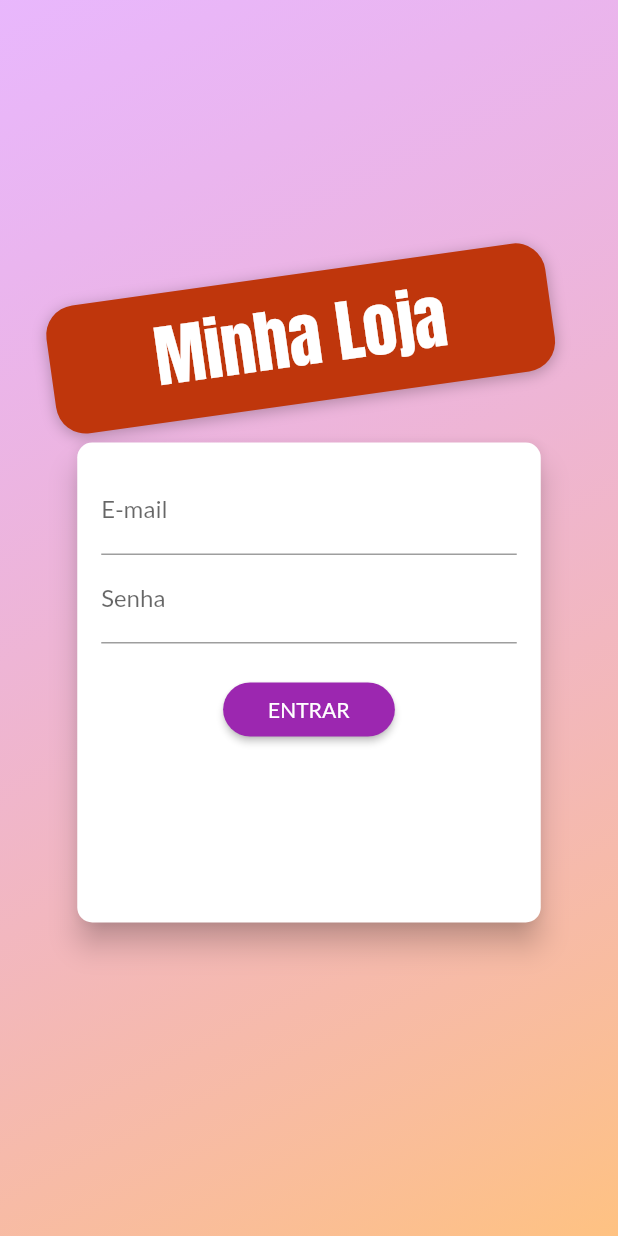
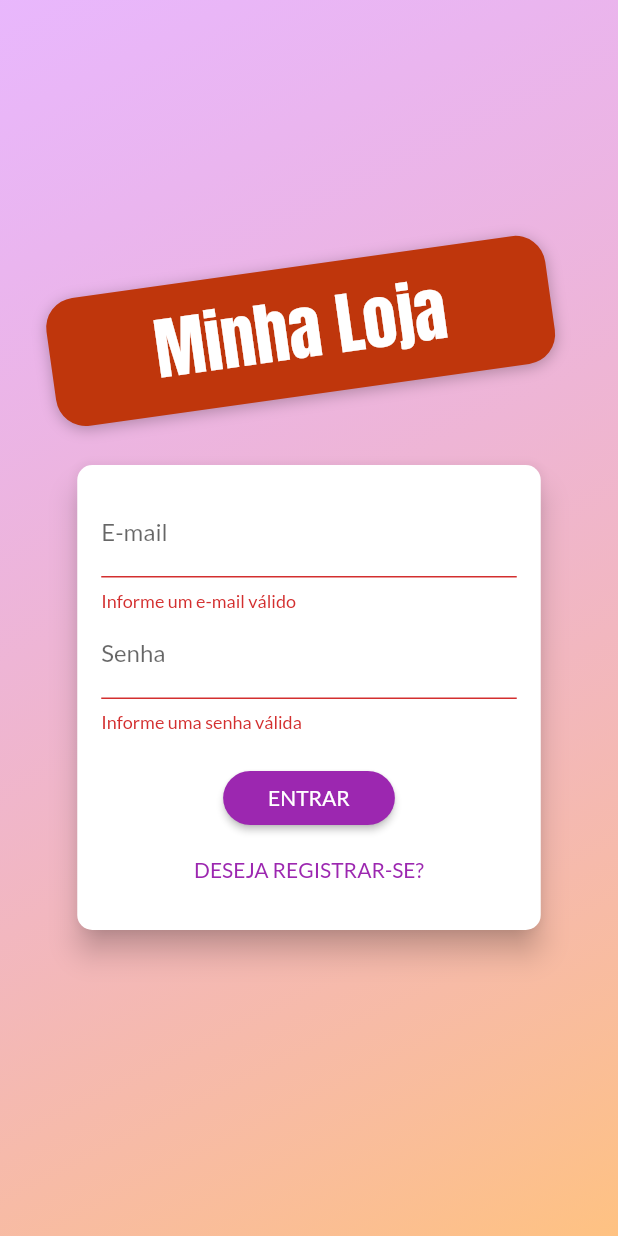
Before and after one commit to AfonsoMachado/shopping_app, a Flutter app: the screen it shows after launch, after a tap on "ENTRAR", on a phone screen of 412 x 824 dp. Run offline on Flutter 3.47's test engine with Material 2 defaults, Android fonts, the phone set to English and light mode, and no system bars; our stand-ins replace flutter_dotenv.

Commit message:
feat: create form fields for sign and signup

```diff
--- a/lib/components/auth_form.dart
+++ b/lib/components/auth_form.dart
@@ -14,13 +14,37 @@ class AuthForm extends StatefulWidget {
 
 class _AuthFormState extends State<AuthForm> {
   final _passwordController = TextEditingController();
+  final _formKey = GlobalKey<FormState>();
+  bool _isLoading = false;
   AuthMode _authMode = AuthMode.signin;
   Map<String, String> _authData = {
     'email': '',
     'password': '',
   };
 
-  _submit() {}
+  bool _isSignin() => _authMode == AuthMode.signin;
+
+  bool _isSignup() => _authMode == AuthMode.signup;
+
+  void _switchAuthMode() {
+    setState(() {
+      _authMode = _isSignin() ? AuthMode.signup : AuthMode.signin;
+    });
+  }
+
+  _submit() {
+    final isValid = _formKey.currentState?.validate() ?? false;
+    if (!isValid) return;
+
+    setState(() => _isLoading = true);
+    _formKey.currentState?.save();
+    if (_isSignin()) {
+      //   Logar
+    } else {
+      //   registrar
+    }
+    setState(() => _isLoading = false);
+  }
 
   @override
   Widget build(BuildContext context) {
@@ -34,8 +58,10 @@ class _AuthFormState extends State<AuthForm> {
       elevation: 8,
       child: Container(
         padding: const EdgeInsets.all(16),
-        height: 320,
+        height: _isSignin() ? 310 : 400,
         width: deviceSize.width * 0.75,
+        child: Form(
+          key: _formKey,
           child: Column(
             children: [
               TextFormField(
@@ -68,12 +94,13 @@ class _AuthFormState extends State<AuthForm> {
                   return null;
                 },
               ),
-            if (_authMode == AuthMode.signup)
+              if (_isSignup())
                 TextFormField(
-                decoration: const InputDecoration(labelText: 'Confirmar Senha'),
+                  decoration:
+                      const InputDecoration(labelText: 'Confirmar Senha'),
                   keyboardType: TextInputType.emailAddress,
                   obscureText: true,
-                validator: _authMode == AuthMode.signin
+                  validator: _isSignin()
                       ? null
                       : (_password) {
                           final password = _password ?? '';
@@ -86,19 +113,29 @@ class _AuthFormState extends State<AuthForm> {
               const SizedBox(
                 height: 20,
               ),
-            ElevatedButton(
+              _isLoading
+                  ? const CircularProgressIndicator()
+                  : ElevatedButton(
                       onPressed: _submit,
                       style: ElevatedButton.styleFrom(
                         shape: RoundedRectangleBorder(
                           borderRadius: BorderRadius.circular(30),
                         ),
-                padding:
-                    const EdgeInsets.symmetric(horizontal: 30, vertical: 8),
+                        padding: const EdgeInsets.symmetric(
+                            horizontal: 30, vertical: 8),
                       ),
-              child:
-                  Text(_authMode == AuthMode.signin ? 'ENTRAR' : 'REGISTRAR'),
-            )
+                      child: Text(_authMode == AuthMode.signin
+                          ? 'ENTRAR'
+                          : 'REGISTRAR'),
+                    ),
+              const Spacer(),
+              TextButton(
+                  onPressed: _switchAuthMode,
+                  child: Text(_isSignin()
+                      ? 'DESEJA REGISTRAR-SE?'
+                      : 'JÁ POSSUI CONTA?'))
             ],
+          ),
         ),
       ),
     );
--- a/lib/pages/auth_page.dart
+++ b/lib/pages/auth_page.dart
@@ -23,7 +23,7 @@ class AuthPage extends StatelessWidget {
               ),
             ),
           ),
-          Container(
+          SizedBox(
             width: double.infinity,
             child: Column(
               mainAxisAlignment: MainAxisAlignment.center,
@@ -53,6 +53,9 @@ class AuthPage extends StatelessWidget {
                     ),
                   ),
                 ),
+                const SizedBox(
+                  height: 20,
+                ),
                 const AuthForm(),
               ],
             ),
```
Lines whose indentation alone changed are shown as unchanged.
